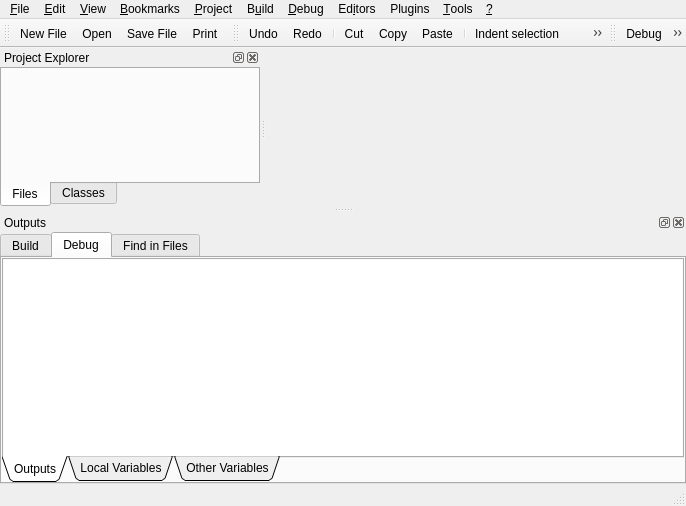
Old version of the form ui/main.ui in the repository google-code-export/qdevelop.
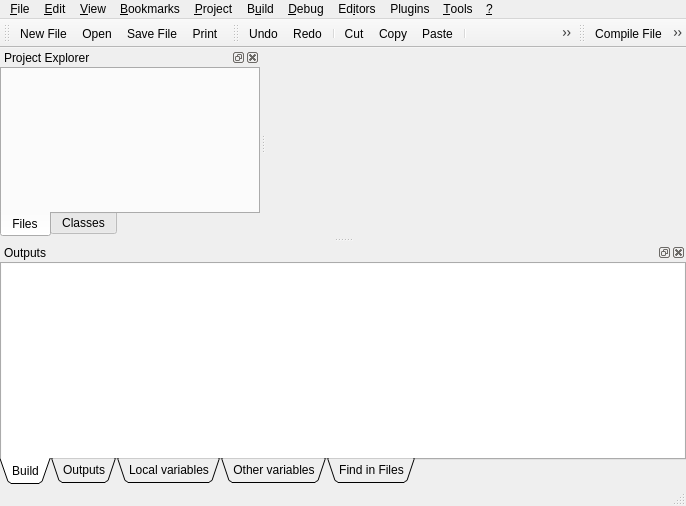
New version of the form. The open tabs and pages were chosen to show the change. Icons and pictures are not drawn. Custom widgets are drawn as their Qt base class.

Commit message:
* fix cmake support  * commit new main window, on the bottom toolbar there is only one QTabWidget  * add Ralf to the developer list on the about box, and fix a typo (s/Developper/Developer/g)
Welcome to the team Ralf!

```diff
--- a/ui/main.ui
+++ b/ui/main.ui
@@ -271,6 +271,12 @@
          <verstretch>0</verstretch>
         </sizepolicy>
        </property>
+       <property name="tabPosition" >
+        <enum>QTabWidget::South</enum>
+       </property>
+       <property name="tabShape" >
+        <enum>QTabWidget::Triangular</enum>
+       </property>
        <property name="currentIndex" >
         <number>0</number>
        </property>
@@ -300,6 +306,9 @@
              <family>Lucida Console</family>
             </font>
            </property>
+           <property name="frameShape" >
+            <enum>QFrame::NoFrame</enum>
+           </property>
            <property name="readOnly" >
             <bool>true</bool>
            </property>
@@ -307,43 +316,18 @@
          </item>
         </layout>
        </widget>
-       <widget class="QWidget" name="tabOutput" >
-        <property name="toolTip" >
-         <string/>
-        </property>
-        <attribute name="title" >
-         <string>Debug</string>
-        </attribute>
-        <layout class="QGridLayout" >
-         <property name="margin" >
-          <number>0</number>
-         </property>
-         <property name="spacing" >
-          <number>0</number>
-         </property>
-         <item row="0" column="0" >
-          <widget class="QTabWidget" name="tabDebug" >
-           <property name="tabPosition" >
-            <enum>QTabWidget::South</enum>
-           </property>
-           <property name="tabShape" >
-            <enum>QTabWidget::Triangular</enum>
-           </property>
-           <property name="currentIndex" >
-            <number>0</number>
-           </property>
-           <widget class="QWidget" name="outputs" >
+       <widget class="QWidget" name="tab_2" >
             <attribute name="title" >
              <string>Outputs</string>
             </attribute>
-            <layout class="QGridLayout" >
+        <layout class="QVBoxLayout" >
              <property name="margin" >
               <number>0</number>
              </property>
              <property name="spacing" >
               <number>0</number>
              </property>
-             <item row="0" column="0" >
+         <item>
               <widget class="QTextEdit" name="logDebug" >
                <property name="sizePolicy" >
                 <sizepolicy>
@@ -371,9 +355,9 @@
              </item>
             </layout>
            </widget>
-           <widget class="QWidget" name="Local variables" >
+       <widget class="QWidget" name="tab" >
             <attribute name="title" >
-             <string>Local Variables</string>
+         <string>Local variables</string>
             </attribute>
             <layout class="QGridLayout" >
              <property name="margin" >
@@ -384,6 +368,9 @@
              </property>
              <item row="0" column="0" >
               <widget class="QTableWidget" name="tableLocalVariables" >
+           <property name="frameShape" >
+            <enum>QFrame::NoFrame</enum>
+           </property>
                <property name="alternatingRowColors" >
                 <bool>true</bool>
                </property>
@@ -414,18 +401,18 @@
              </item>
             </layout>
            </widget>
-           <widget class="QWidget" name="Others" >
+       <widget class="QWidget" name="tab_3" >
             <attribute name="title" >
-             <string>Other Variables</string>
-            </attribute>
-            <layout class="QGridLayout" >
+         <string>Other variables</string>
+        </attribute>
+        <layout class="QVBoxLayout" >
              <property name="margin" >
               <number>0</number>
              </property>
              <property name="spacing" >
               <number>0</number>
              </property>
-             <item row="0" column="0" >
+         <item>
               <layout class="QHBoxLayout" >
                <property name="margin" >
                 <number>0</number>
@@ -526,10 +513,6 @@
              </item>
             </layout>
            </widget>
-          </widget>
-         </item>
-        </layout>
-       </widget>
        <widget class="QWidget" name="tabFindInFiles" >
         <attribute name="title" >
          <string>Find in Files</string>
@@ -552,6 +535,9 @@
               <family>Lucida Console</family>
              </font>
             </property>
+            <property name="frameShape" >
+             <enum>QFrame::NoFrame</enum>
+            </property>
            </widget>
            <widget class="QListWidget" name="findLines" >
             <property name="font" >
@@ -559,6 +545,9 @@
               <family>Lucida Console</family>
              </font>
             </property>
+            <property name="frameShape" >
+             <enum>QFrame::NoFrame</enum>
+            </property>
            </widget>
           </widget>
          </item>
@@ -735,17 +724,18 @@
    <attribute name="toolBarArea" >
     <number>4</number>
    </attribute>
-   <addaction name="actionDebug" />
-   <addaction name="actionStopDebug" />
-   <addaction name="actionStepOver" />
-   <addaction name="actionStepInto" />
-   <addaction name="actionStepOut" />
    <addaction name="actionCompile" />
    <addaction name="separator" />
    <addaction name="actionBuild" />
    <addaction name="actionRebuild" />
    <addaction name="actionStopBuild" />
    <addaction name="actionExecuteWithoutDebug" />
+   <addaction name="separator" />
+   <addaction name="actionDebug" />
+   <addaction name="actionStopDebug" />
+   <addaction name="actionStepOver" />
+   <addaction name="actionStepInto" />
+   <addaction name="actionStepOut" />
   </widget>
   <action name="actionNewProject" >
    <property name="icon" >
```
Lines whose indentation alone changed are shown as unchanged. The commit also changes 2 other files.
